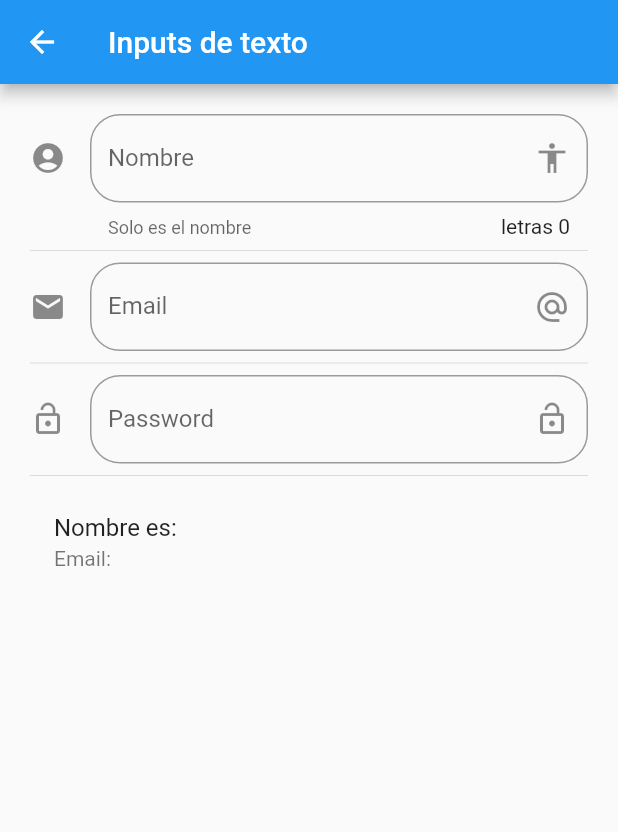
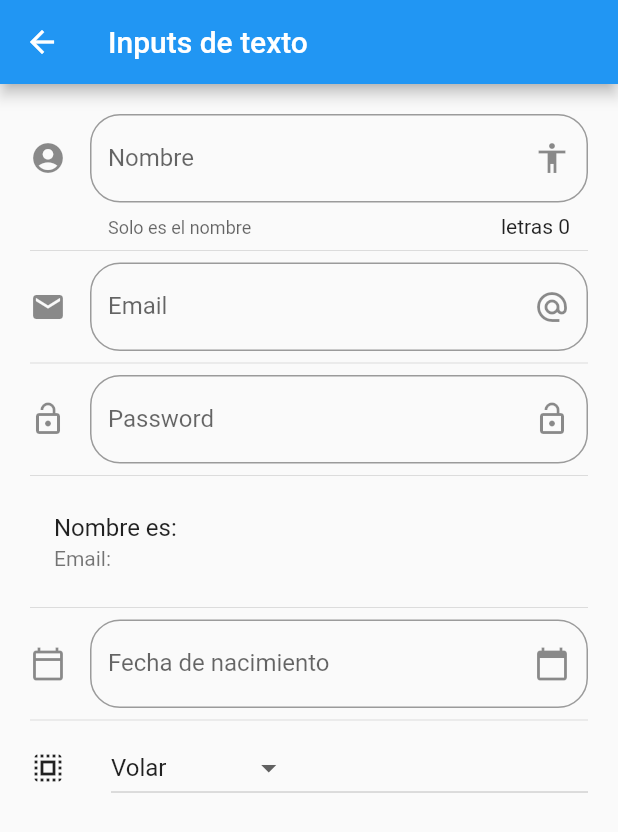
Before and after one commit to FelipeAndresLopez/flutter-widgets, a Flutter app: the InputPage screen opened by its route, on a phone screen of 412 x 824 dp. Shown: the top 832 px of the screen. Run offline on Flutter 3.47's test engine with Material 2 defaults, Android fonts, the phone set to English and light mode, and no system bars.

Commit message:
add slider, switch and list view widgets

```diff
--- a/lib/src/pages/input_page.dart
+++ b/lib/src/pages/input_page.dart
@@ -8,6 +8,11 @@ class InputPage extends StatefulWidget {
 class _InputPageState extends State<InputPage> {
   String _nombre = '';
   String _email = '';
+  String _fecha = '';
+  String _opcionSeleccionada = 'Volar';
+  List _poderes = ['Volar', 'Rayos X', 'Super Fuerza'];
+
+  TextEditingController _inputFieldDateController = TextEditingController();
 
   @override
   Widget build(BuildContext context) {
@@ -25,6 +30,10 @@ class _InputPageState extends State<InputPage> {
           _crearPassword(),
           Divider(),
           _crearPersona(),
+          Divider(),
+          _crearFecha(context),
+          Divider(),
+          _crearDropdown(),
         ],
       ),
     );
@@ -109,4 +118,81 @@ class _InputPageState extends State<InputPage> {
       ),
     );
   }
+
+  Widget _crearFecha(BuildContext context) {
+    return TextField(
+      enableInteractiveSelection: false,
+      controller: _inputFieldDateController,
+      keyboardType: TextInputType.visiblePassword,
+      decoration: InputDecoration(
+        border: OutlineInputBorder(
+          borderRadius: BorderRadius.circular(20.0),
+        ),
+        hintText: 'Fecha de nacimiento',
+        labelText: 'Fecha de nacimiento',
+        suffixIcon: Icon(
+          Icons.calendar_today,
+        ),
+        icon: Icon(
+          Icons.calendar_today_outlined,
+        ),
+      ),
+      onTap: () {
+        FocusScope.of(context).requestFocus(FocusNode());
+        _selectDate(context);
+      },
+    );
+  }
+
+  void _selectDate(BuildContext context) async {
+    DateTime picked = await showDatePicker(
+        context: context,
+        initialDate: DateTime.now(),
+        firstDate: DateTime(2018),
+        lastDate: DateTime(2025),
+        locale: Locale('es', 'ES'));
+
+    if (picked != null) {
+      setState(() {
+        _fecha = picked.toString();
+        _inputFieldDateController.text = _fecha;
+      });
+    }
+  }
+
+  List<DropdownMenuItem<String>> getOpcionesDropdown() {
+    List<DropdownMenuItem<String>> lista = [];
+
+    _poderes.forEach((poder) {
+      lista.add(
+        DropdownMenuItem(
+          child: Text(poder),
+          value: poder,
+        ),
+      );
+    });
+    return lista;
+  }
+
+  Widget _crearDropdown() {
+    return Row(
+      children: [
+        Icon(Icons.select_all),
+        SizedBox(
+          width: 30,
+        ),
+        Expanded(
+          child: DropdownButton(
+            value: _opcionSeleccionada,
+            items: getOpcionesDropdown(),
+            onChanged: (opt) {
+              setState(() {
+                _opcionSeleccionada = opt;
+              });
+            },
+          ),
+        ),
+      ],
+    );
+  }
 }
--- a/lib/src/routes/routes.dart
+++ b/lib/src/routes/routes.dart
@@ -1,6 +1,8 @@
 import 'package:componentes/src/pages/input_page.dart';
+import 'package:componentes/src/pages/listview_page.dart';
 import 'package:flutter/material.dart';
 
+import 'package:componentes/src/pages/slider_page.dart';
 import 'package:componentes/src/pages/animated_container.dart';
 import 'package:componentes/src/pages/alert_page.dart';
 import 'package:componentes/src/pages/avatar_page.dart';
@@ -15,5 +17,7 @@ Map<String, WidgetBuilder> getApplicationRoutes() {
     'card': (BuildContext context) => CardPage(),
     'animatedContainer': (BuildContext context) => AnimatedContainerPage(),
     'inputs': (BuildContext context) => InputPage(),
+    'slider': (BuildContext context) => SliderPage(),
+    'list': (BuildContext context) => ListaPage(),
   };
 }
--- a/lib/src/utils/icon_string_util.dart
+++ b/lib/src/utils/icon_string_util.dart
@@ -6,6 +6,8 @@ final _icons = <String, IconData>{
   'folder_open': Icons.folder_open,
   'donut_large': Icons.donut_large,
   'input': Icons.input,
+  'slide': Icons.linear_scale_rounded,
+  'list': Icons.list,
 };
 
 Icon getIcon(String iconName) {
--- a/pubspec.yaml
+++ b/pubspec.yaml
@@ -22,6 +22,9 @@ environment:
 
 dependencies:
   flutter:
+    sdk: flutter
+
+  flutter_localizations:
     sdk: flutter
 
 
```
Also changed, not shown: data/menu_opts.json (+10 -0 lines), lib/main.dart (+10 -0 lines), lib/src/pages/listview_page.dart (added, +114 -0 lines), lib/src/pages/slider_page.dart (added, +90 -0 lines), pubspec.lock.
